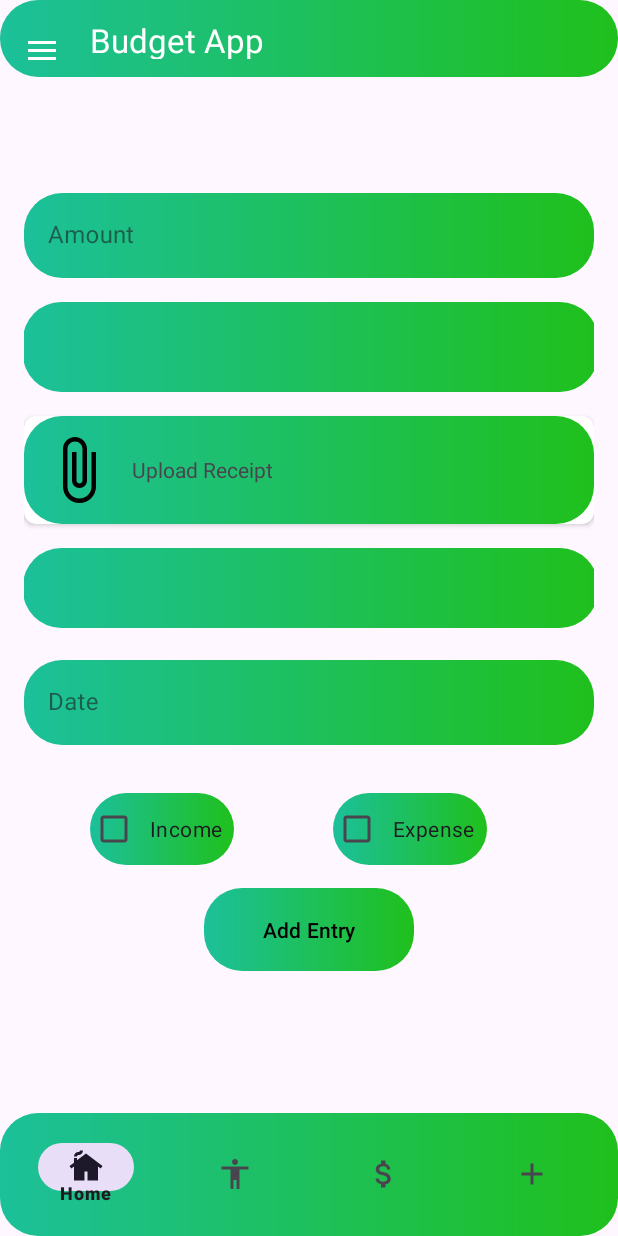
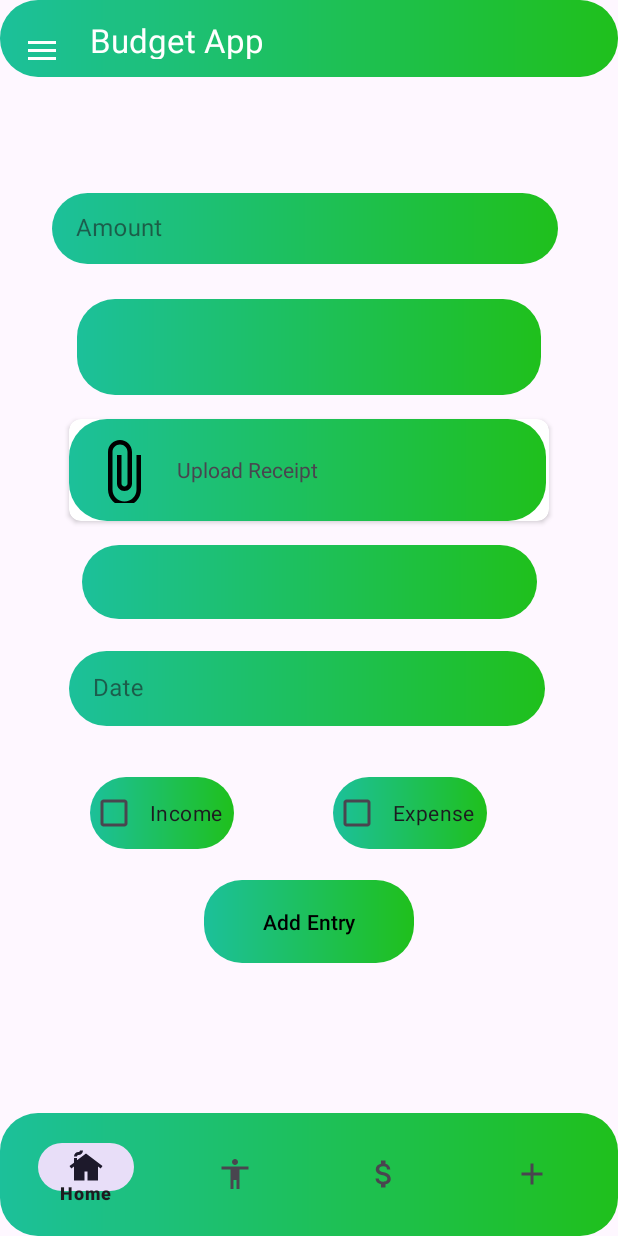
Before and after one commit to VeronM28/PROG7313_POE_PERSONALBUDGETAPP, an Android app: the fragment AddExpensesFragment placed in its activity, on a phone screen of 412 x 824 dp. Run offline under Robolectric (Android 15) with nearby library versions, the phone set to English and light mode, and no system bars; our stand-ins replace Firebase (no records; nobody signed in at launch, a user with empty details on screens opened directly).

Commit message:
Fixed UI pages for IRL Android Phone Usage

```diff
--- a/app/src/main/res/layout/fragment_add_expenses.xml
+++ b/app/src/main/res/layout/fragment_add_expenses.xml
@@ -13,8 +13,8 @@
     <com.google.android.material.textfield.TextInputLayout
         android:id="@+id/amountLayout"
         style="@style/Widget.MaterialComponents.TextInputLayout.OutlinedBox"
-        android:layout_width="0dp"
-        android:layout_height="wrap_content"
+        android:layout_width="361dp"
+        android:layout_height="60dp"
         android:layout_marginTop="56dp"
         android:hint="Amount"
         app:layout_constraintEnd_toEndOf="parent"
@@ -24,19 +24,19 @@
 
         <com.google.android.material.textfield.TextInputEditText
             android:id="@+id/edtAmount"
-            android:layout_width="match_parent"
-            android:layout_height="wrap_content"
+            android:layout_width="337dp"
+            android:layout_height="47dp"
             android:background="@drawable/gradient_background"
             android:inputType="numberDecimal" />
     </com.google.android.material.textfield.TextInputLayout>
 
     <Spinner
         android:id="@+id/spinnerCategory"
-        android:layout_width="383dp"
-        android:layout_height="60dp"
+        android:layout_width="309dp"
+        android:layout_height="64dp"
         android:layout_marginTop="16dp"
+        android:background="@drawable/gradient_background"
         android:spinnerMode="dropdown"
-        android:background="@drawable/gradient_background"
         app:layout_constraintEnd_toEndOf="parent"
         app:layout_constraintStart_toStartOf="parent"
         app:layout_constraintTop_toBottomOf="@id/amountLayout" />
@@ -44,46 +44,46 @@
     <!-- Upload Receipt Card -->
     <androidx.cardview.widget.CardView
         android:id="@+id/uploadReceiptCard"
-        android:layout_width="0dp"
-        android:layout_height="wrap_content"
+        android:layout_width="320dp"
+        android:layout_height="68dp"
         android:layout_marginTop="16dp"
         app:cardCornerRadius="8dp"
-        app:layout_constraintTop_toBottomOf="@id/spinnerCategory"
+        app:layout_constraintEnd_toEndOf="parent"
         app:layout_constraintStart_toStartOf="parent"
-        app:layout_constraintEnd_toEndOf="parent">
+        app:layout_constraintTop_toBottomOf="@id/spinnerCategory">
 
         <LinearLayout
+            android:layout_width="318dp"
+            android:layout_height="match_parent"
+            android:background="@drawable/gradient_background"
             android:orientation="horizontal"
-            android:padding="12dp"
-            android:background="@drawable/gradient_background"
-            android:layout_width="match_parent"
-            android:layout_height="wrap_content">
+            android:padding="12dp">
 
             <ImageView
                 android:id="@+id/receiptPreview"
                 android:layout_width="48dp"
                 android:layout_height="48dp"
-                android:src="@drawable/ic_attachment"
-                android:scaleType="centerCrop" />
+                android:scaleType="centerCrop"
+                android:src="@drawable/ic_attachment" />
 
             <TextView
                 android:id="@+id/txtUploadLabel"
                 android:layout_width="wrap_content"
                 android:layout_height="match_parent"
-                android:text="Upload Receipt"
                 android:layout_marginStart="12dp"
-                android:gravity="center_vertical" />
+                android:gravity="center_vertical"
+                android:text="Upload Receipt" />
         </LinearLayout>
     </androidx.cardview.widget.CardView>
 
     <!-- Payment Method -->
     <Spinner
         android:id="@+id/spinnerPaymentMethod"
-        android:layout_width="383dp"
-        android:layout_height="53dp"
+        android:layout_width="303dp"
+        android:layout_height="49dp"
         android:layout_marginTop="16dp"
+        android:background="@drawable/gradient_background"
         app:layout_constraintEnd_toEndOf="parent"
-        android:background="@drawable/gradient_background"
         app:layout_constraintStart_toStartOf="parent"
         app:layout_constraintTop_toBottomOf="@id/uploadReceiptCard" />
 
@@ -91,21 +91,21 @@
     <com.google.android.material.textfield.TextInputLayout
         android:id="@+id/dateLayout"
         style="@style/Widget.MaterialComponents.TextInputLayout.OutlinedBox"
-        android:layout_width="0dp"
-        android:layout_height="wrap_content"
+        android:layout_width="320dp"
+        android:layout_height="57dp"
+        android:layout_marginTop="16dp"
         android:hint="Date"
-        android:layout_marginTop="16dp"
-        app:layout_constraintTop_toBottomOf="@id/spinnerPaymentMethod"
+        app:layout_constraintEnd_toEndOf="parent"
         app:layout_constraintStart_toStartOf="parent"
-        app:layout_constraintEnd_toEndOf="parent">
+        app:layout_constraintTop_toBottomOf="@id/spinnerPaymentMethod">
 
         <com.google.android.material.textfield.TextInputEditText
             android:id="@+id/edtDate"
-            android:layout_width="match_parent"
-            android:layout_height="wrap_content"
-            android:focusable="false"
+            android:layout_width="317dp"
+            android:layout_height="50dp"
             android:background="@drawable/gradient_background"
-            android:clickable="true" />
+            android:clickable="true"
+            android:focusable="false" />
     </com.google.android.material.textfield.TextInputLayout>
 
     <!-- Type Checkboxes -->
```
Also changed, not shown: app/src/main/res/layout/fragment_create_savings_goal.xml (+5 -16 lines), app/src/main/res/layout/fragment_edit_spending.xml (+19 -18 lines).
